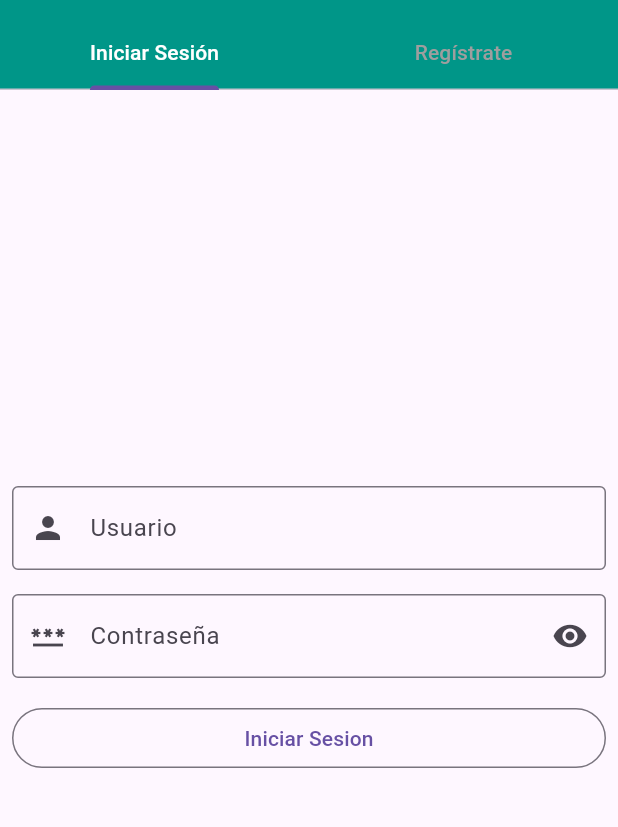
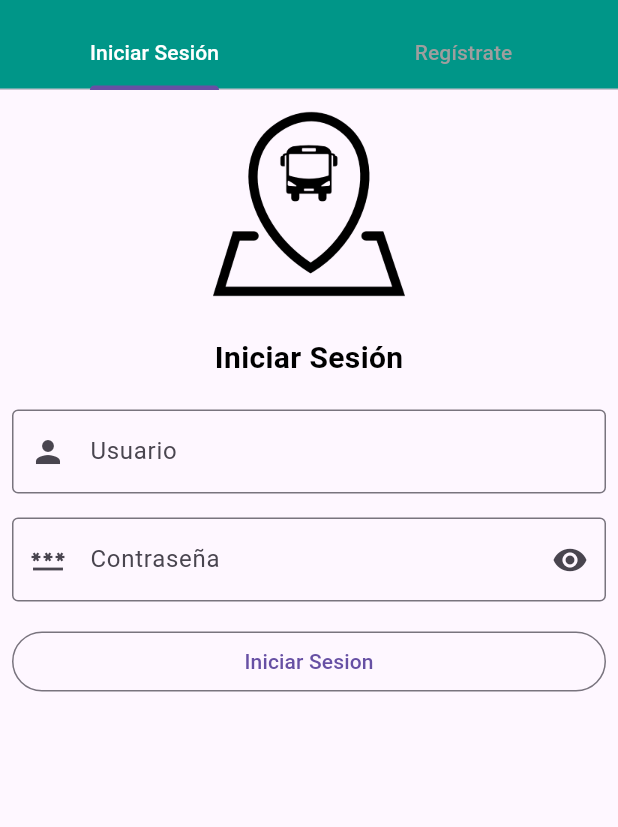
Before and after one commit to upc-pre-2402-cc238-sw61-G2/TrackMyRoute-MobileApp-Flutter, a Flutter app: the screen it shows after launch, on a phone screen of 412 x 824 dp, the part 66-893 px from its top. Run offline on Flutter 3.47's test engine with Material 3 defaults, Android fonts, the phone set to English and light mode, and no system bars; our stand-ins replace dio, flutter_bloc, google_maps_flutter, shared_preferences; missing offline and left inert: flutter_stripe.

Commit message:
chore: added images to sign in and sign up pages

```diff
--- a/lib/features/authentication/presentation/pages/login_screen.dart
+++ b/lib/features/authentication/presentation/pages/login_screen.dart
@@ -13,23 +13,22 @@ class LoginScreen extends StatefulWidget {
   State<LoginScreen> createState() => _LoginScreenState();
 }
 
-class _LoginScreenState extends State<LoginScreen>{
+class _LoginScreenState extends State<LoginScreen> {
   final TextEditingController _userController = TextEditingController();
   final TextEditingController _pwController = TextEditingController();
 
   @override
-  Widget build(BuildContext context){
+  Widget build(BuildContext context) {
     return Scaffold(
       body: SafeArea(
         child: BlocListener<AuthBloc, AuthState>(
-          listener: (context, state){
-            if (state is AuthLoadingState){
-              const Center (
-                child: SizedBox (
-                  width: 30, height: 30,
-                  child: CircularProgressIndicator()
-                )
-              );
+          listener: (context, state) {
+            if (state is AuthLoadingState) {
+              const Center(
+                  child: SizedBox(
+                      width: 30,
+                      height: 30,
+                      child: CircularProgressIndicator()));
             } else if (state is AuthLoadedState) {
               ScaffoldMessenger.of(context).showSnackBar(
                 SnackBar(
@@ -49,9 +48,23 @@ class _LoginScreenState extends State<LoginScreen>{
               );
             }
           },
+          child: SingleChildScrollView(
             child: Column(
               mainAxisAlignment: MainAxisAlignment.center,
               children: [
+                Padding(
+                  padding: const EdgeInsets.all(12.0),
+                  child: Image.asset(
+                    'assets/images/bus-stop-location-outline-icon.png',
+                    fit: BoxFit.contain,
+                    height: 128,
+                  ),
+                ),
+                const Padding(
+                    padding: EdgeInsets.all(12.0),
+                    child: Text('Iniciar Sesión', style: TextStyle(
+                            color: Colors.black, fontWeight: FontWeight.bold, fontSize: 20))
+                ),
                 Padding(
                   padding: const EdgeInsets.all(8.0),
                   child: TextField(
@@ -73,13 +86,17 @@ class _LoginScreenState extends State<LoginScreen>{
                           prefixIcon: const Icon(Icons.password),
                           suffixIcon: IconButton(
                               onPressed: () {
-                                context.read<HiddenPasswordCubit>().changeVisibility();
-                              }, icon: Icon(state ? Icons.visibility : Icons.visibility_off)),
+                                context
+                                    .read<HiddenPasswordCubit>()
+                                    .changeVisibility();
+                              },
+                              icon: Icon(state
+                                  ? Icons.visibility
+                                  : Icons.visibility_off)),
                           border: const OutlineInputBorder(),
                           label: const Text('Contraseña')),
                     );
-                  }
-                ),
+                  }),
                 ),
                 Padding(
                   padding: const EdgeInsets.all(8.0),
@@ -89,14 +106,15 @@ class _LoginScreenState extends State<LoginScreen>{
                       onPressed: () {
                         final String username = _userController.text;
                         final String password = _pwController.text;
-                      context.read<AuthBloc>().add(AuthorizeUser(
-                          user: username, password: password));
+                        context.read<AuthBloc>().add(
+                            AuthorizeUser(user: username, password: password));
                       },
                       child: const Text('Iniciar Sesion'),
                     ),
                   ),
                 )
               ],
+            ),
           ),
         ),
       ),
```
Also changed, not shown: lib/features/authentication/presentation/pages/signup_screen.dart (+16 -1 lines), assets/images/bus-icon.png (added), assets/images/bus-side-view-icon.png (added), assets/images/bus-stop-location-outline-icon.png (added). Lines whose indentation alone changed are shown as unchanged.
